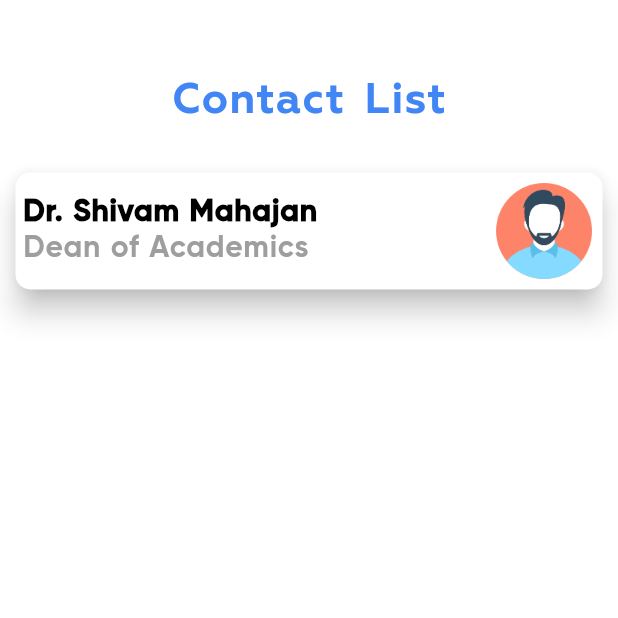
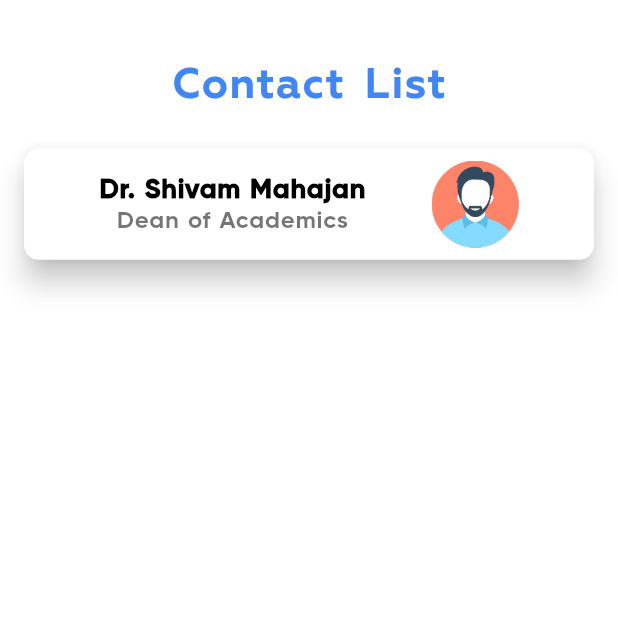
Before and after one commit to shivaniaakanksha/campus-dost-android, a Flutter app: the ContactCard screen opened directly, on a phone screen of 412 x 824 dp, the top half of it. Run offline on Flutter 3.47's test engine with Material 2 defaults, Android fonts, the phone set to English and light mode, and no system bars; missing offline and left inert: flutter_custom_tabs; project files that could hold a hidden picture were left out.

Commit message:
Added Contact List, Modified Code

```diff
--- a/lib/HomePage/Contacts/contacts.dart
+++ b/lib/HomePage/Contacts/contacts.dart
@@ -100,7 +100,7 @@ class ContactItem extends StatelessWidget {
                 borderRadius: new BorderRadius.circular(10.0)),
 
             child: Padding(
-              padding: const EdgeInsets.only(top: 28.0, bottom: 28.0, left: 40.0),
+              padding: const EdgeInsets.only(top: 28.0, bottom: 28.0, left: 28.0),
               child: new Text(
                 text,
                 style: TextStyle(
--- a/lib/HomePage/Contacts/contactsList.dart
+++ b/lib/HomePage/Contacts/contactsList.dart
@@ -16,11 +16,11 @@ class ContactCardState extends State<ContactCard> {
         width: MediaQuery.of(context).size.width,
         child: SingleChildScrollView(
             child: Padding(
-          padding: EdgeInsets.all(10.0),
+          padding: EdgeInsets.only(left:8.0,right: 8.0),
           child: Column(
             children: <Widget>[
               Padding(
-                padding: const EdgeInsets.only(top: 40.0, bottom: 20.0),
+                padding: const EdgeInsets.only(top: 40.0),
                 child: new Text(
                   "Contact List",
                   style: TextStyle(
@@ -33,21 +33,22 @@ class ContactCardState extends State<ContactCard> {
                   ),
                 ),
               ),
-              Padding(padding: EdgeInsets.all(5.0)),
+
+              Padding(padding: EdgeInsets.all(8.0)),
               Container(
-                  width: MediaQuery.of(context).size.width * 0.95,
+                  width: double.infinity,
                   child: Card(
                       elevation: 8.0,
-                      margin: EdgeInsets.only(bottom: 15.0),
+                      margin: EdgeInsets.all(8.0),
                       shape: RoundedRectangleBorder(
                           borderRadius: BorderRadius.circular(10.0)),
                       child: Padding(
-                          padding: EdgeInsets.all(5.0),
+                          padding: EdgeInsets.all(8.0),
                           child: Row(
-                            mainAxisAlignment: MainAxisAlignment.spaceBetween,
+                            mainAxisAlignment: MainAxisAlignment.center,
                             children: <Widget>[
                               Column(
-                                crossAxisAlignment: CrossAxisAlignment.start,
+                                crossAxisAlignment: CrossAxisAlignment.center,
                                 children: <Widget>[
                                   Text(
                                     "Dr. Shivam Mahajan",
@@ -55,9 +56,9 @@ class ContactCardState extends State<ContactCard> {
                                       fontWeight: FontWeight.bold,
                                       letterSpacing: 0.5,
                                       fontFamily: "Gilroy",
-                                      fontSize: 20.0,
+                                      fontSize: 18.0,
                                       wordSpacing: 1,
-                                      height: 1.2,
+                                      height: 1.3,
                                       color: Colors.black,
                                     ),
                                   ),
@@ -68,19 +69,20 @@ class ContactCardState extends State<ContactCard> {
                                       fontWeight: FontWeight.normal,
                                       letterSpacing: 0.5,
                                       fontFamily: "Gilroy",
-                                      fontSize: 20.0,
+                                      fontSize: 16.0,
                                       wordSpacing: 1,
                                       height: 1.2,
-                                      color: Colors.grey,
+                                      color: Colors.black54,
                                     ),
                                   ),
                                 ],
                               ),
-                              Container(padding: EdgeInsets.all(2.0),
+                              Container(padding: EdgeInsets.only(left: 44.0),
                                 child: Image.asset(
+
                                   'assets/default_user.png',
-                                  scale: 2.0,
-                                  fit: BoxFit.fill,
+                                  scale: 2.2,
+                                  fit: BoxFit.cover,
                                 ),
                               )
                             ],
--- a/lib/StartPage/intro.dart
+++ b/lib/StartPage/intro.dart
@@ -74,7 +74,7 @@ class _IntroPageState extends State<IntroPage> {
                       ),
                       color: Color(0xff4285f4),
                       onPressed: () {
-                        Navigator.push(context,
+                        Navigator.pushReplacement(context,
       MaterialPageRoute(
         builder: (context) => HomePage()
       ),
--- a/lib/StartPage/splash.dart
+++ b/lib/StartPage/splash.dart
@@ -31,7 +31,7 @@ Animation<double> _iconAnimation;
     Future.delayed(Duration(seconds: 3),
     () {
 
-      Navigator.push(context,
+      Navigator.pushReplacement(context,
       MaterialPageRoute(
         builder: (context) => IntroPage()
       ),
```
